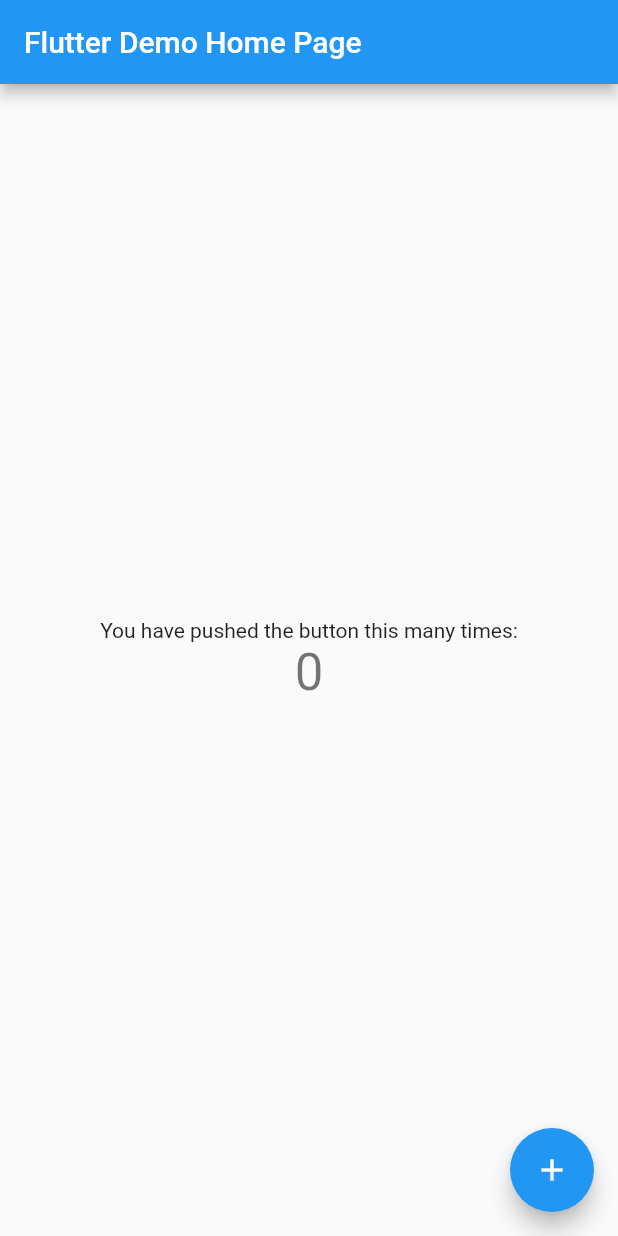
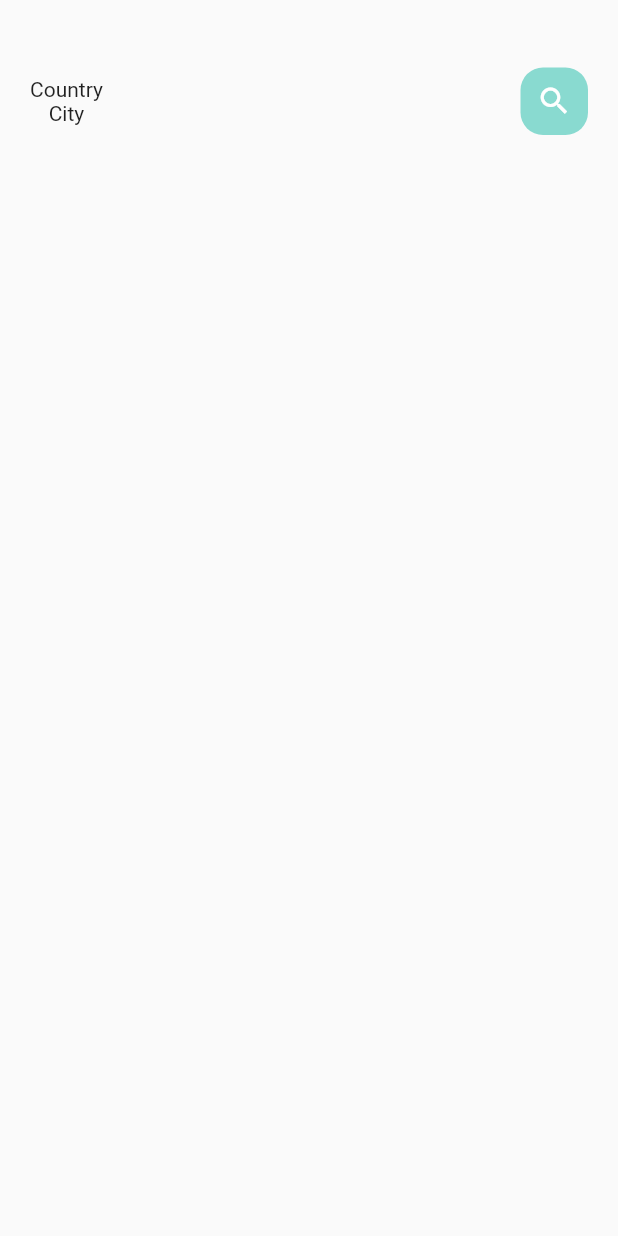
Before and after one commit to shakhriyor-toshpulatov/food_delivery, a Flutter app: the screen it shows after launch, on a phone screen of 412 x 824 dp. Run offline on Flutter 3.47's test engine with Material 2 defaults, Android fonts, the phone set to English and light mode, and no system bars.

Commit message:
create AppColors class and title main page

```diff
--- /dev/null
+++ b/lib/home/main_food_page.dart
@@ -0,0 +1,50 @@
+import 'package:flutter/material.dart';
+
+import '../utils/colors.dart';
+
+class MainFoodPage extends StatefulWidget {
+  const MainFoodPage({Key? key}) : super(key: key);
+
+  @override
+  State<MainFoodPage> createState() => _MainFoodPageState();
+}
+
+class _MainFoodPageState extends State<MainFoodPage> {
+  @override
+  Widget build(BuildContext context) {
+    return Scaffold(
+      body: Column(
+        children: [
+          Container(
+            child: Container(
+              margin: EdgeInsets.only(top: 45, bottom: 15),
+              padding: EdgeInsets.only(left: 20, right: 20),
+              child: Row(
+                mainAxisAlignment: MainAxisAlignment.spaceBetween,
+                children: [
+                  Column(
+                    children: [
+                      Text("Country"),
+                      Text("City"),
+                    ],
+                  ),
+                  Center(
+                    child: Container(
+                      width: 45,
+                      height: 45,
+                      child: Icon(Icons.search, color: Colors.white),
+                      decoration: BoxDecoration(
+                        borderRadius: BorderRadius.circular(15),
+                        color: AppColors.mainColor,
+                      ),
+                    ),
+                  ),
+                ],
+              ),
+            ),
+          ),
+        ],
+      ),
+    );
+  }
+}
--- a/lib/main.dart
+++ b/lib/main.dart
@@ -1,4 +1,5 @@
 import 'package:flutter/material.dart';
+import 'package:foood_delivery/home/main_food_page.dart';
 
 void main() {
   runApp(const MyApp());
@@ -11,6 +12,7 @@
   @override
   Widget build(BuildContext context) {
     return MaterialApp(
+      debugShowCheckedModeBanner: false,
       title: 'Flutter Demo',
       theme: ThemeData(
         // This is the theme of your application.
@@ -24,7 +26,7 @@
         // is not restarted.
         primarySwatch: Colors.blue,
       ),
-      home: const MyHomePage(title: 'Flutter Demo Home Page'),
+      home: MainFoodPage(),
     );
   }
 }
--- /dev/null
+++ b/lib/utils/colors.dart
@@ -0,0 +1,15 @@
+import 'package:flutter/material.dart';
+
+class AppColors{
+  static const Color textColor =  Color(0xFFccc7c5);
+  static const Color mainColor =  Color(0xFF89dad0);
+  static const Color iconColor1 =  Color(0xFFffd28d);
+  static const Color iconColor2 =  Color(0xFFfcad88);
+  static const Color paraColor =  Color(0xFF8f837f);
+  static const Color buttonBackgroundColor = Color(0xFFf7f6f4);
+  static const Color signColor =  Color(0xFFa9a29f);
+  static const Color titleColor =  Color(0xFF5c524f);
+  static const Color mainBlackColor =  Color(0xFF332d2b);
+  static const Color yellowColor = Color(0xFFffd379);
+
+}
```
